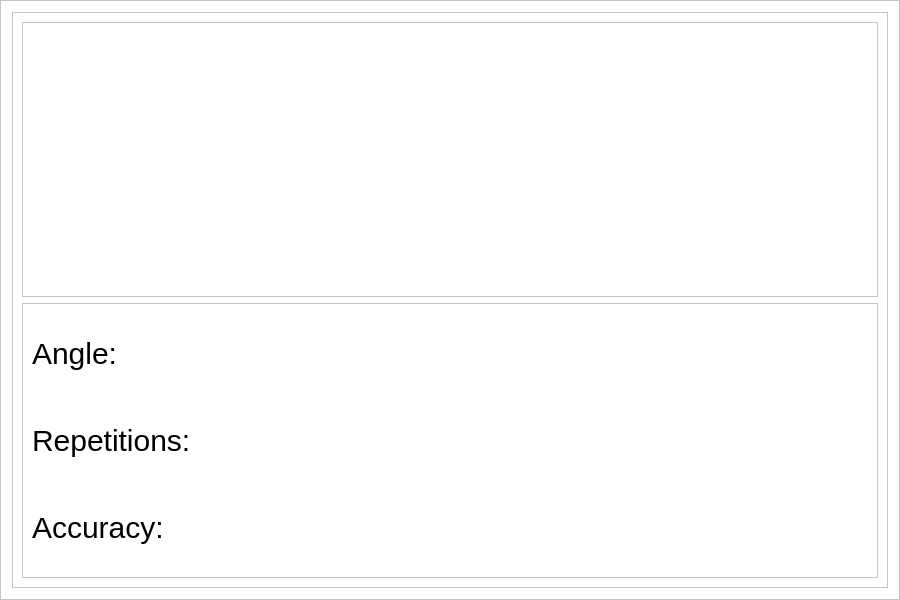
MotionInput/Team14-CopyClare, file copyclare/ui/exercise.ui: the form before one commit.
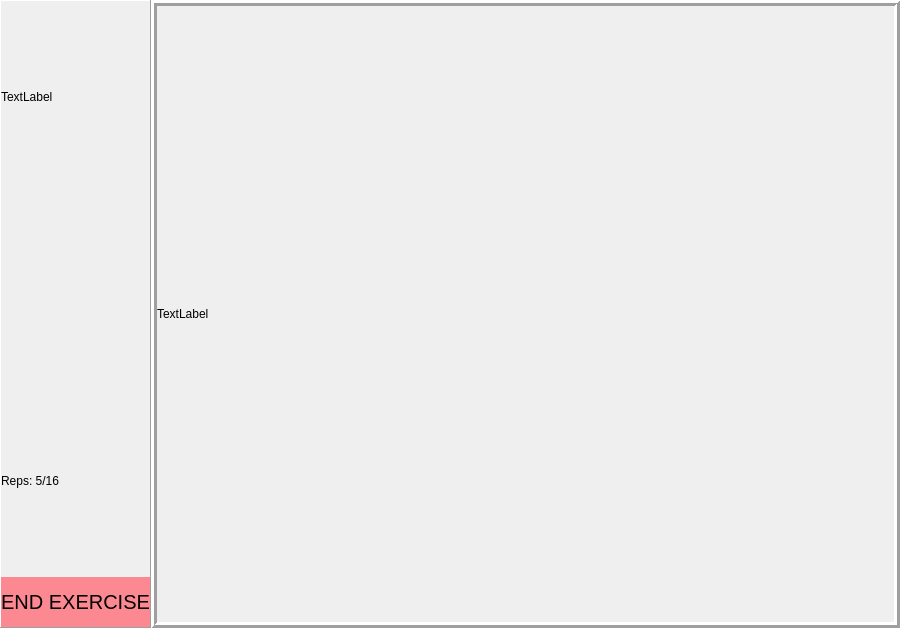
The form after the commit.

Commit message: feat: exercise page basic functionality

```diff
--- a/copyclare/ui/exercise.ui
+++ b/copyclare/ui/exercise.ui
@@ -7,113 +7,249 @@
     <x>0</x>
     <y>0</y>
     <width>900</width>
-    <height>600</height>
+    <height>628</height>
    </rect>
   </property>
   <property name="windowTitle">
    <string>Frame</string>
   </property>
-  <property name="styleSheet">
-   <string notr="true">background-color: rgb(255, 255, 255);</string>
+  <property name="layoutDirection">
+   <enum>Qt::LeftToRight</enum>
   </property>
   <property name="frameShape">
-   <enum>QFrame::StyledPanel</enum>
+   <enum>QFrame::NoFrame</enum>
   </property>
   <property name="frameShadow">
    <enum>QFrame::Raised</enum>
   </property>
-  <layout class="QVBoxLayout" name="verticalLayout">
+  <layout class="QHBoxLayout" name="horizontalLayout">
+   <property name="spacing">
+    <number>0</number>
+   </property>
+   <property name="leftMargin">
+    <number>0</number>
+   </property>
+   <property name="topMargin">
+    <number>0</number>
+   </property>
+   <property name="rightMargin">
+    <number>0</number>
+   </property>
+   <property name="bottomMargin">
+    <number>0</number>
+   </property>
    <item>
-    <widget class="QFrame" name="frame_2">
+    <widget class="QFrame" name="controls_frame">
+     <property name="maximumSize">
+      <size>
+       <width>300</width>
+       <height>16777215</height>
+      </size>
+     </property>
+     <property name="styleSheet">
+      <string notr="true"/>
+     </property>
      <property name="frameShape">
-      <enum>QFrame::StyledPanel</enum>
+      <enum>QFrame::Panel</enum>
      </property>
      <property name="frameShadow">
       <enum>QFrame::Raised</enum>
      </property>
-     <layout class="QVBoxLayout" name="verticalLayout_2">
+     <layout class="QVBoxLayout" name="verticalLayout">
+      <property name="spacing">
+       <number>0</number>
+      </property>
+      <property name="leftMargin">
+       <number>0</number>
+      </property>
+      <property name="topMargin">
+       <number>0</number>
+      </property>
+      <property name="rightMargin">
+       <number>0</number>
+      </property>
+      <property name="bottomMargin">
+       <number>0</number>
+      </property>
       <item>
-       <widget class="QFrame" name="frame_3">
+       <widget class="QFrame" name="video_frame">
         <property name="frameShape">
-         <enum>QFrame::StyledPanel</enum>
+         <enum>QFrame::NoFrame</enum>
         </property>
         <property name="frameShadow">
          <enum>QFrame::Raised</enum>
         </property>
-        <layout class="QHBoxLayout" name="horizontalLayout">
+        <layout class="QHBoxLayout" name="horizontalLayout_3">
+         <property name="spacing">
+          <number>0</number>
+         </property>
+         <property name="leftMargin">
+          <number>0</number>
+         </property>
+         <property name="topMargin">
+          <number>0</number>
+         </property>
+         <property name="rightMargin">
+          <number>0</number>
+         </property>
+         <property name="bottomMargin">
+          <number>0</number>
+         </property>
          <item>
-          <widget class="QLabel" name="video_1">
-           <property name="frameShape">
-            <enum>QFrame::NoFrame</enum>
-           </property>
+          <widget class="QLabel" name="video_label">
            <property name="text">
-            <string/>
+            <string>TextLabel</string>
            </property>
-           <property name="textFormat">
-            <enum>Qt::PlainText</enum>
-           </property>
-           <property name="alignment">
-            <set>Qt::AlignHCenter|Qt::AlignTop</set>
-           </property>
           </widget>
          </item>
+        </layout>
+       </widget>
+      </item>
+      <item>
+       <widget class="QFrame" name="graph_frame">
+        <property name="maximumSize">
+         <size>
+          <width>16777215</width>
+          <height>200</height>
+         </size>
+        </property>
+        <property name="frameShape">
+         <enum>QFrame::NoFrame</enum>
+        </property>
+        <property name="frameShadow">
+         <enum>QFrame::Plain</enum>
+        </property>
+        <property name="lineWidth">
+         <number>0</number>
+        </property>
+        <layout class="QHBoxLayout" name="graph_layout">
+         <property name="spacing">
+          <number>0</number>
+         </property>
+         <property name="leftMargin">
+          <number>0</number>
+         </property>
+         <property name="topMargin">
+          <number>0</number>
+         </property>
+         <property name="rightMargin">
+          <number>0</number>
+         </property>
+         <property name="bottomMargin">
+          <number>0</number>
+         </property>
+        </layout>
+       </widget>
+      </item>
+      <item>
+       <widget class="QFrame" name="data_frame">
+        <property name="frameShape">
+         <enum>QFrame::NoFrame</enum>
+        </property>
+        <property name="frameShadow">
+         <enum>QFrame::Raised</enum>
+        </property>
+        <layout class="QVBoxLayout" name="verticalLayout_2">
+         <property name="spacing">
+          <number>0</number>
+         </property>
+         <property name="leftMargin">
+          <number>0</number>
+         </property>
+         <property name="topMargin">
+          <number>0</number>
+         </property>
+         <property name="rightMargin">
+          <number>0</number>
+         </property>
+         <property name="bottomMargin">
+          <number>0</number>
+         </property>
          <item>
-          <widget class="QLabel" name="video_2">
+          <widget class="QLabel" name="label">
            <property name="frameShape">
             <enum>QFrame::NoFrame</enum>
            </property>
            <property name="text">
-            <string/>
+            <string>Reps: 5/16</string>
            </property>
-           <property name="textFormat">
-            <enum>Qt::PlainText</enum>
-           </property>
-           <property name="alignment">
-            <set>Qt::AlignHCenter|Qt::AlignTop</set>
-           </property>
           </widget>
          </item>
         </layout>
        </widget>
       </item>
       <item>
-       <widget class="QFrame" name="frame">
+       <widget class="QPushButton" name="end_button">
+        <property name="font">
+         <font>
+          <pointsize>15</pointsize>
+         </font>
+        </property>
         <property name="styleSheet">
-         <string notr="true">QLabel {
-	color: rgb(0,0,0); 
-	font-size: 30px;
+         <string notr="true">QPushButton {
+	border: none;
+	background-color: #fc8892;
+	color: rgb(0,0,0);
+	height: 50;
+}
 
+QPushButton:hover {
+	background-color: #ff5260;
+}
+
+QPushButton:pressed {
+	background-color: #ff949d;
 }</string>
         </property>
-        <property name="frameShape">
-         <enum>QFrame::StyledPanel</enum>
+        <property name="text">
+         <string>END EXERCISE</string>
         </property>
-        <property name="frameShadow">
-         <enum>QFrame::Raised</enum>
+        <property name="flat">
+         <bool>false</bool>
         </property>
-        <layout class="QGridLayout" name="gridLayout">
-         <item row="2" column="0">
-          <widget class="QLabel" name="label_2">
-           <property name="text">
-            <string>Accuracy:</string>
-           </property>
-          </widget>
-         </item>
-         <item row="0" column="0">
-          <widget class="QLabel" name="angle_label">
-           <property name="text">
-            <string>Angle:</string>
-           </property>
-          </widget>
-         </item>
-         <item row="1" column="0">
-          <widget class="QLabel" name="rep_label">
-           <property name="text">
-            <string>Repetitions:</string>
-           </property>
-          </widget>
-         </item>
-        </layout>
+       </widget>
+      </item>
+     </layout>
+    </widget>
+   </item>
+   <item>
+    <widget class="QFrame" name="camera_frame">
+     <property name="sizePolicy">
+      <sizepolicy hsizetype="Expanding" vsizetype="Expanding">
+       <horstretch>0</horstretch>
+       <verstretch>0</verstretch>
+      </sizepolicy>
+     </property>
+     <property name="frameShape">
+      <enum>QFrame::Box</enum>
+     </property>
+     <property name="frameShadow">
+      <enum>QFrame::Raised</enum>
+     </property>
+     <property name="lineWidth">
+      <number>3</number>
+     </property>
+     <layout class="QHBoxLayout" name="horizontalLayout_4">
+      <property name="spacing">
+       <number>0</number>
+      </property>
+      <property name="leftMargin">
+       <number>0</number>
+      </property>
+      <property name="topMargin">
+       <number>0</number>
+      </property>
+      <property name="rightMargin">
+       <number>0</number>
+      </property>
+      <property name="bottomMargin">
+       <number>0</number>
+      </property>
+      <item>
+       <widget class="QLabel" name="camera_label">
+        <property name="text">
+         <string>TextLabel</string>
+        </property>
        </widget>
       </item>
      </layout>
```
Left out of the diff: 4 changed lines with no effect on the pictures. The commit also changes 13 other files.
